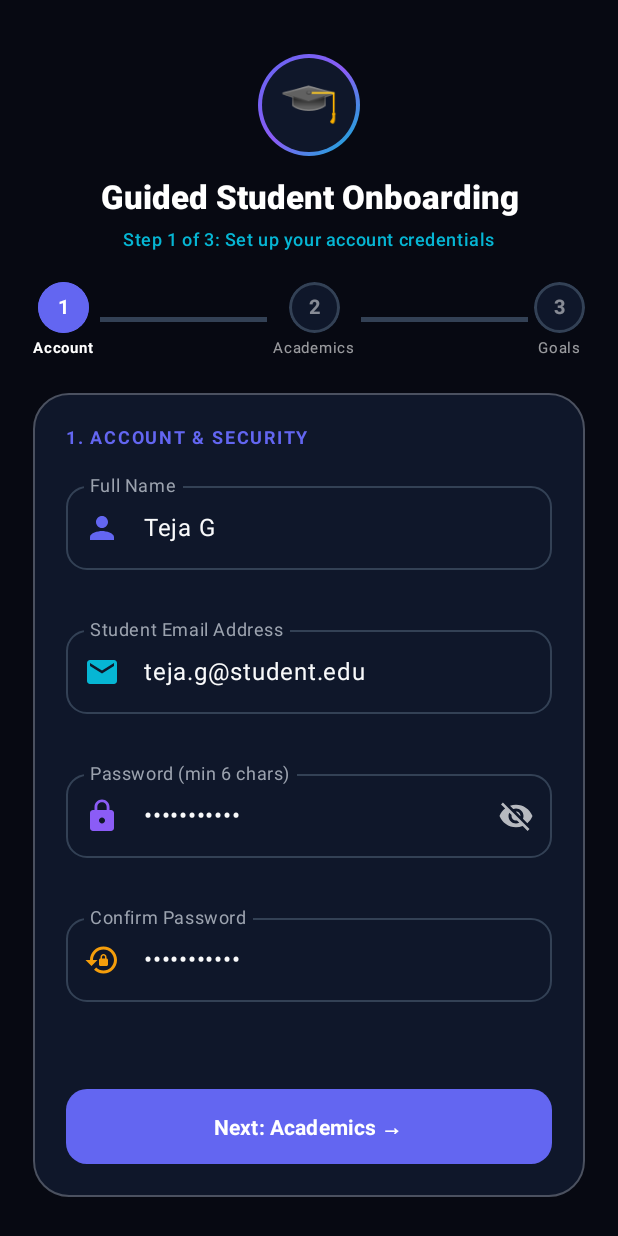
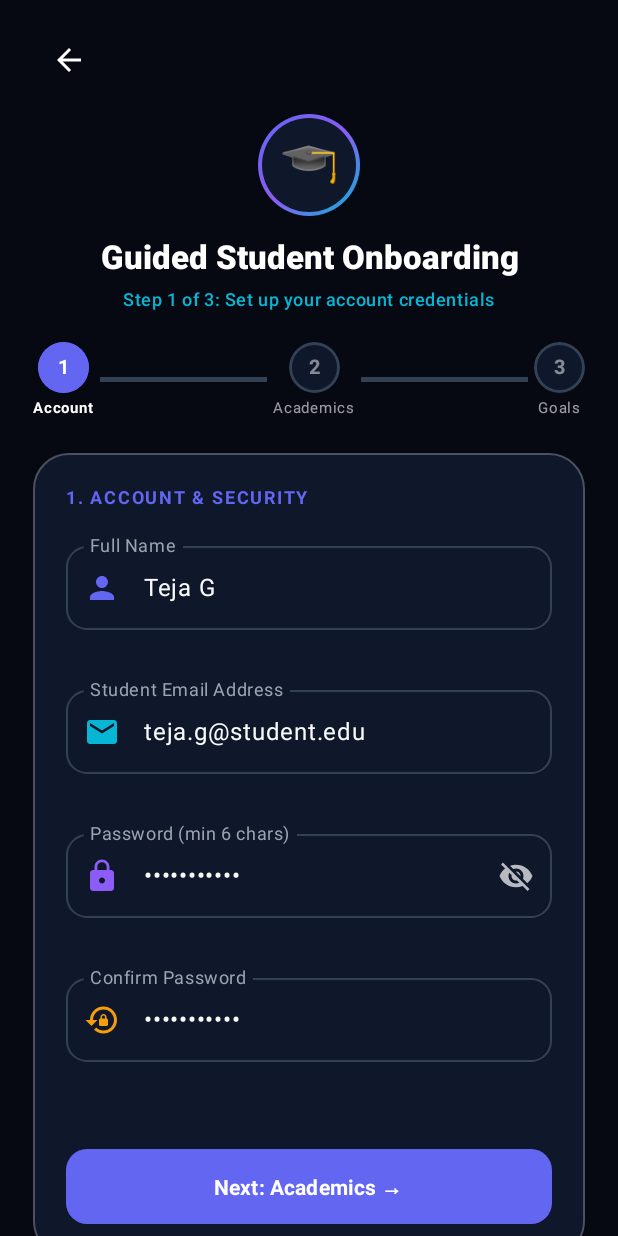
Before and after one commit to tejasrmap/EduTrack-Android, an Android app built with Jetpack Compose: the SignUpScreen screen opened through its navigation route, on a phone screen of 412 x 824 dp. Run offline under Robolectric (Android 15) with nearby library versions, the phone set to English and light mode, and no system bars; our stand-ins replace Room's generated code.

Commit message:
fix: resolve Material3 deprecations, BackHandler in signup, and strengthen null safety across screens

```diff
--- a/app/src/main/java/com/edutrack/gti/ui/screens/OnboardingWelcomeScreen.kt
+++ b/app/src/main/java/com/edutrack/gti/ui/screens/OnboardingWelcomeScreen.kt
@@ -141,7 +141,7 @@ fun OnboardingWelcomeScreen(
                         placeholder = { Text("e.g. Teja G") },
                         leadingIcon = { Icon(Icons.Default.Person, contentDescription = null, tint = ElectricIndigo) },
                         isError = nameError != null,
-                        supportingText = if (nameError != null) { { Text(nameError!!, color = MaterialTheme.colorScheme.error) } } else null,
+                        supportingText = nameError?.let { { Text(it, color = MaterialTheme.colorScheme.error) } },
                         shape = RoundedCornerShape(14.dp),
                         singleLine = true
                     )
@@ -158,7 +158,7 @@ fun OnboardingWelcomeScreen(
                         placeholder = { Text("e.g. I26043415") },
                         leadingIcon = { Icon(Icons.Default.Badge, contentDescription = null, tint = NeonCyan) },
                         isError = idError != null,
-                        supportingText = if (idError != null) { { Text(idError!!, color = MaterialTheme.colorScheme.error) } } else null,
+                        supportingText = idError?.let { { Text(it, color = MaterialTheme.colorScheme.error) } },
                         shape = RoundedCornerShape(14.dp),
                         singleLine = true
                     )
--- a/app/src/main/java/com/edutrack/gti/ui/screens/SignUpScreen.kt
+++ b/app/src/main/java/com/edutrack/gti/ui/screens/SignUpScreen.kt
@@ -1,6 +1,7 @@
 package com.edutrack.gti.ui.screens
 
 import android.util.Patterns
+import androidx.activity.compose.BackHandler
 import androidx.compose.animation.*
 import androidx.compose.foundation.background
 import androidx.compose.foundation.border
@@ -45,6 +46,11 @@ fun SignUpScreen(
 ) {
     val focusManager = LocalFocusManager.current
     var currentStep by remember { mutableStateOf(1) } // 1: Account, 2: Academic, 3: Goals
+
+    // Handle system back gesture
+    BackHandler(enabled = currentStep > 1) {
+        currentStep -= 1
+    }
 
     // Step 1: Account Credentials
     var name by remember { mutableStateOf("Teja G") }
@@ -164,7 +170,31 @@ fun SignUpScreen(
                 .verticalScroll(rememberScrollState()),
             horizontalAlignment = Alignment.CenterHorizontally
         ) {
-            Spacer(modifier = Modifier.height(36.dp))
+            Spacer(modifier = Modifier.height(16.dp))
+
+            // Top Navigation Bar (Header Back)
+            Row(
+                modifier = Modifier.fillMaxWidth(),
+                verticalAlignment = Alignment.CenterVertically
+            ) {
+                IconButton(
+                    onClick = {
+                        if (currentStep > 1) {
+                            currentStep -= 1
+                        } else {
+                            onNavigateToLogin()
+                        }
+                    }
+                ) {
+                    Icon(
+                        imageVector = Icons.AutoMirrored.Filled.ArrowBack,
+                        contentDescription = "Back",
+                        tint = Color.White
+                    )
+                }
+            }
+
+            Spacer(modifier = Modifier.height(12.dp))
 
             // App Brand Logo Crest
             Box(
--- a/app/src/main/java/com/edutrack/gti/ui/screens/SubjectDetailScreen.kt
+++ b/app/src/main/java/com/edutrack/gti/ui/screens/SubjectDetailScreen.kt
@@ -44,8 +44,9 @@ fun SubjectDetailScreen(
 
     val weeklyMinutes = weeklyMinutesBySubject[subjectId] ?: 0
     val weeklyHours = Math.round((weeklyMinutes / 60.0) * 10) / 10.0
-    val progressPercent = if ((subject?.weeklyGoalHours ?: 0.0) > 0) {
-        ((weeklyHours / subject!!.weeklyGoalHours) * 100).coerceIn(0.0, 100.0).toInt()
+    val goalHours = subject?.weeklyGoalHours ?: 0.0
+    val progressPercent = if (goalHours > 0) {
+        ((weeklyHours / goalHours) * 100).coerceIn(0.0, 100.0).toInt()
     } else 0
 
     Scaffold(
--- a/app/src/main/java/com/edutrack/gti/ui/screens/UserProfileScreen.kt
+++ b/app/src/main/java/com/edutrack/gti/ui/screens/UserProfileScreen.kt
@@ -360,7 +360,8 @@ fun UserProfileScreen(
                                     idError = "Student ID is required"
                                     return@Button
                                 }
-                                val hours = editWeeklyHours.toDoubleOrNull() ?: targetWeeklyHours
+                                val parsedHours = editWeeklyHours.toDoubleOrNull() ?: targetWeeklyHours
+                                val hours = parsedHours.coerceIn(1.0, 168.0)
                                 viewModel.updateUserProfile(
                                     name = editName,
                                     email = editEmail,
--- a/app/src/main/java/com/edutrack/gti/ui/theme/Theme.kt
+++ b/app/src/main/java/com/edutrack/gti/ui/theme/Theme.kt
@@ -50,9 +50,10 @@ fun EduTrackTheme(
     val view = LocalView.current
     if (!view.isInEditMode) {
         SideEffect {
-            val window = (view.context as Activity).window
-            window.statusBarColor = colorScheme.background.toArgb()
-            WindowCompat.getInsetsController(window, view).isAppearanceLightStatusBars = !darkTheme
+            val window = (view.context as? Activity)?.window
+            if (window != null) {
+                WindowCompat.getInsetsController(window, view).isAppearanceLightStatusBars = !darkTheme
+            }
         }
     }
 
```
Also changed, not shown: app/src/main/java/com/edutrack/gti/ui/screens/AddEditSessionScreen.kt (+7 -7 lines), app/src/main/java/com/edutrack/gti/ui/screens/HomeScreen.kt (+33 -1 lines), app/src/main/java/com/edutrack/gti/ui/screens/SubjectManagerScreen.kt (+7 -5 lines), app/src/main/java/com/edutrack/gti/ui/viewmodel/EduTrackViewModel.kt (+15 -6 lines).
